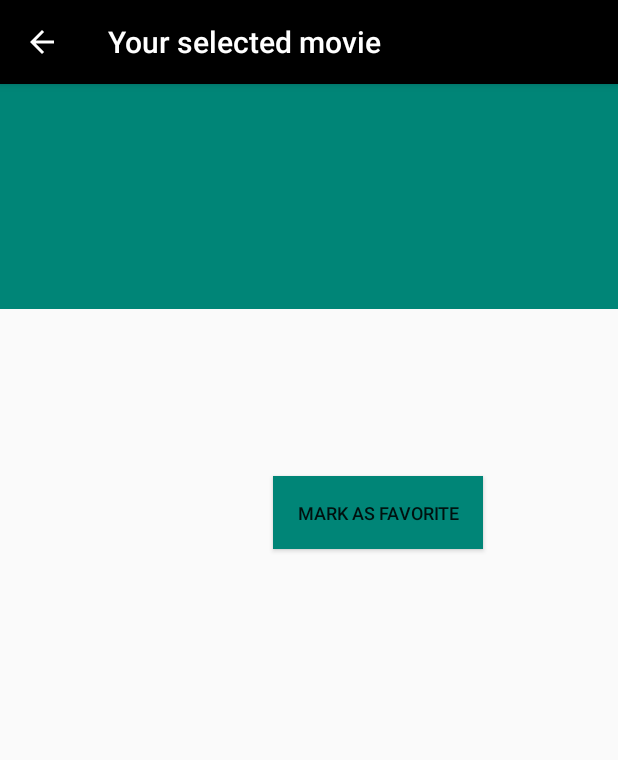
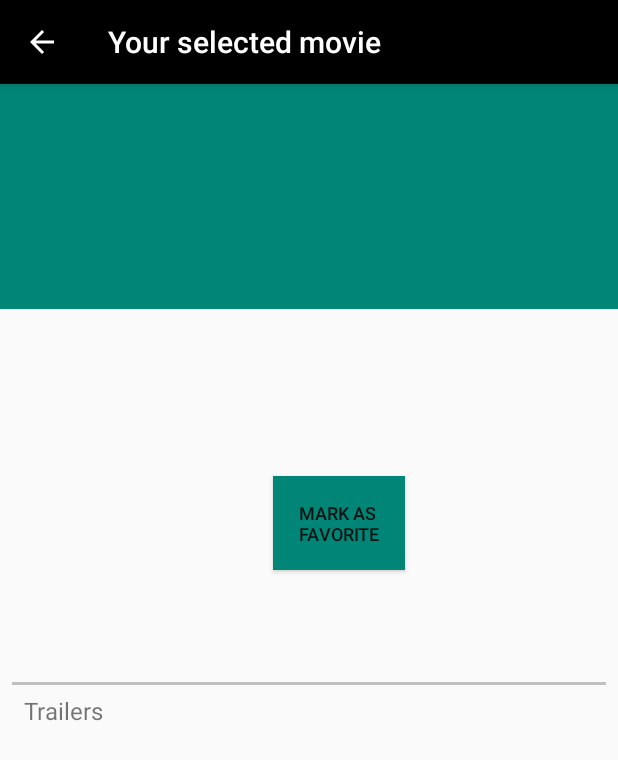
Before and after one commit to estherguiuhernandez/MoviesAppStage2, an Android app: the MovieDetailsActivity screen opened directly, with no data from a screen before it, on a phone screen of 412 x 824 dp. Shown: the top 760 px of the screen. Run offline under Robolectric (Android 15) with nearby library versions, the phone set to English and light mode, and no system bars; pictures from the network do not load; 7 statements that could not run were skipped.

Commit message:
Change layout to add line separator and Trailer tv

```diff
--- a/app/src/main/java/com/example/moviesapp/MovieDetailsActivity.java
+++ b/app/src/main/java/com/example/moviesapp/MovieDetailsActivity.java
@@ -47,8 +47,8 @@ public class MovieDetailsActivity extends AppCompatActivity {
         mID = movie.getmID();
         mMovieTitle.setText(movie.getmTitle());
         mMovieSynopsis.setText(movie.getmSynopsis());
-        mMovieVotes.setText(movie.getmVote());
-        mMovieRelease.setText(movie.getmDate());
+        mMovieVotes.setText(movie.getmVote() + getString(R.string.votes_overall));
+        mMovieRelease.setText(movie.getmYear());
         String movieUrl = movie.getmFullPosterUrl();
 
         RequestOptions requestOptions = new RequestOptions()
--- a/app/src/main/java/com/example/moviesapp/utilities/MoviesJsonUtils.java
+++ b/app/src/main/java/com/example/moviesapp/utilities/MoviesJsonUtils.java
@@ -28,6 +28,7 @@ public class MoviesJsonUtils {
         final String DBM_SYNOPSIS = "overview";
         final String DBM_RELEASEDATE = "release_date";
         final String DBM_ID = "id";
+        final String DBM_DURATION = "duration";
 
 
         // If the JSON string is empty or null, then return early.
@@ -57,7 +58,8 @@ public class MoviesJsonUtils {
                 String synopsis = oneMovie.getString(DBM_SYNOPSIS);
                 String releaseDate = oneMovie.getString(DBM_RELEASEDATE);
                 int id = oneMovie.getInt(DBM_ID);
-                movies.add(new Movie(id, title, synopsis, votes, releaseDate, posterUrl));
+                String duration = "120min";
+                movies.add(new Movie(id, title, synopsis, votes, releaseDate, posterUrl, duration));
             }
 
         } catch (JSONException e) {
--- a/app/src/main/java/com/example/moviesapp/utilities/NetworkUtils.java
+++ b/app/src/main/java/com/example/moviesapp/utilities/NetworkUtils.java
@@ -37,7 +37,7 @@ public class NetworkUtils {
      * This parameter is deleted and needs for security when uploaded and needs to be added
      */
     final static String PARAM_KEY = "api_key";
-    final static String myApiKey = "";
+    final static String myApiKey = "e87fada0a47463418dac3356605c33bd";
 
     /**
      * Builds the URL used to query moviesdb.
--- a/app/src/main/res/layout/activity_movie_details.xml
+++ b/app/src/main/res/layout/activity_movie_details.xml
@@ -66,9 +66,31 @@
         <Button
             android:id="@+id/button"
             style="@style/ButtonFavorites"
-            android:text="Mark as favorite"
+            android:text="@string/btn_favorite_text"
             app:layout_constraintStart_toStartOf="@+id/tv_votes"
             app:layout_constraintTop_toBottomOf="@+id/tv_votes" />
+
+        <View
+            android:id="@+id/splitLine_hor"
+            android:layout_width="0dp"
+            android:layout_height="2dp"
+            android:layout_marginStart="8dp"
+            android:layout_marginTop="8dp"
+            android:layout_marginEnd="8dp"
+            android:background="#c0c0c0"
+            app:layout_constraintEnd_toEndOf="parent"
+            app:layout_constraintStart_toStartOf="parent"
+            app:layout_constraintTop_toBottomOf="@+id/tv_synopsis" />
+
+        <TextView
+            android:id="@+id/tv_trailer"
+            style="@style/TextViewTrailers"
+            android:text="@string/trailers_textview"
+            app:layout_constraintEnd_toEndOf="parent"
+            app:layout_constraintHorizontal_bias="0.0"
+            app:layout_constraintStart_toStartOf="parent"
+            app:layout_constraintTop_toBottomOf="@+id/tv_synopsis" />
+
 
     </android.support.constraint.ConstraintLayout>
 
--- a/app/src/main/res/values/dimens.xml
+++ b/app/src/main/res/values/dimens.xml
@@ -3,6 +3,7 @@
     <dimen name="margin_start_tv_details_activity">16dp</dimen>
     <dimen name="margin_top_details_activity">8dp</dimen>
     <dimen name="margin_end_details_activity">16dp</dimen>
+    <dimen name="margin_top_details_activity_plus">16dp</dimen>
 
     <dimen name="movie_poster_details_width">150dp</dimen>
     <dimen name="movie_poster_details_heigh">200dp</dimen>
--- a/app/src/main/res/values/strings.xml
+++ b/app/src/main/res/values/strings.xml
@@ -9,5 +9,8 @@
     <string name="movie_test_title">The old Man and the Gun</string>
     <string name="movie_test_votes">6.7</string>
     <string name="movie_test_synopsis">The true story of Forrest Tucker, from his audacious escape from San quentin at the age of 70 to an unpredecented string of heist that confounded authorities and enchanted the public. Wrapped up in the pursuit are a detective, who becomes captivated with Forrest´s commitment to his craft, and a women, who loves him in spite of his choose profession</string>
+    <string name="btn_favorite_text">Mark as \nfavorite</string>
+    <string name="votes_overall">/10</string>
+    <string name="trailers_textview">Trailers</string>
 
 </resources>
--- a/app/src/main/res/values/styles.xml
+++ b/app/src/main/res/values/styles.xml
@@ -64,6 +64,7 @@
         <item name="android:textSize">@dimen/movie_text_size_pragraph</item>
         <item name="android:layout_marginEnd">@dimen/margin_end_details_activity</item>
         <item name="android:layout_marginStart">@dimen/margin_start_tv_details_activity</item>
+        <item name="android:layout_marginTop">@dimen/margin_top_details_activity_plus</item>
     </style>
 
     <!-- Button favorites style -->
@@ -75,5 +76,13 @@
         <item name="android:background">@color/colorTitle</item>
     </style>
 
+    <!-- TextView votes style -->
+    <style name="TextViewTrailers" parent="TextViewsMainStyle">
+        <!-- Customize your theme here. -->
+        <item name="android:textSize">@dimen/movie_text_size_header2</item>
+        <item name="android:layout_marginStart">@dimen/margin_start_tv_details_activity</item>
+        <item name="android:layout_marginTop">@dimen/margin_top_details_activity_plus</item>
+    </style>
+
 
 </resources>
```
Also changed, not shown: app/src/main/java/com/example/moviesapp/Movie.java (+27 -1 lines).
